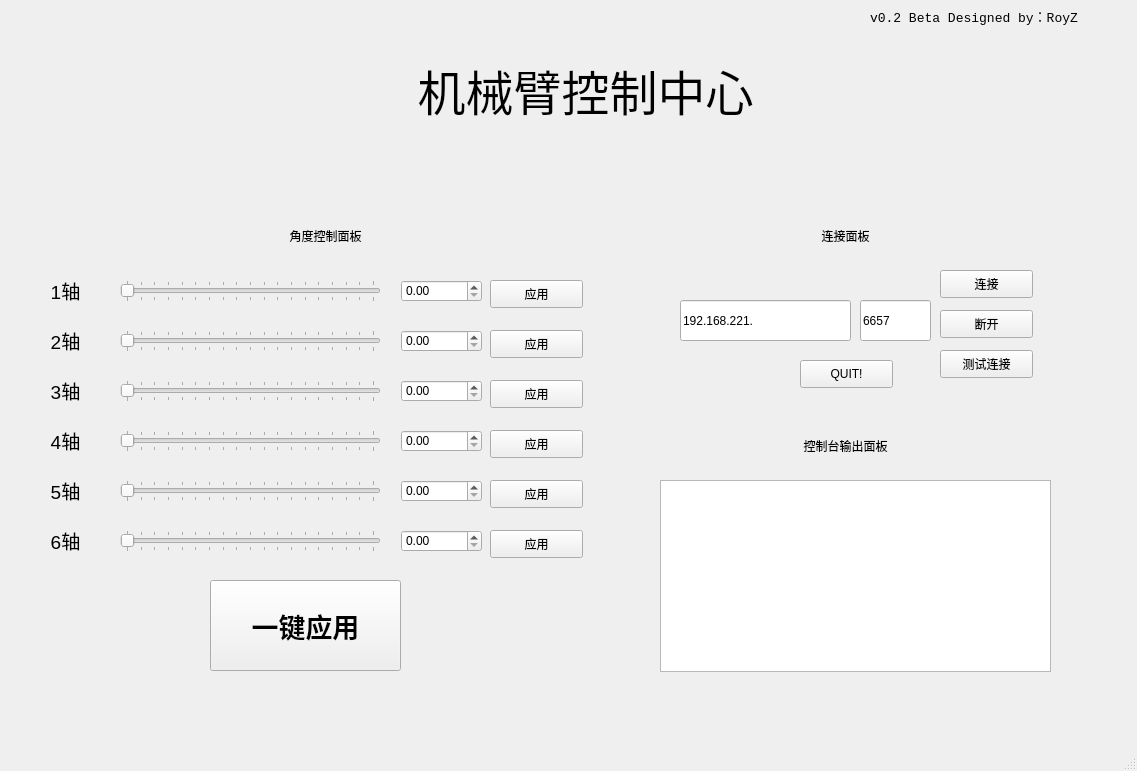
First picture: the form in QT-UI/mainwindow.ui, repository RoyZ-iwnl/Robot-Arm-Practice-2024, before the edit.
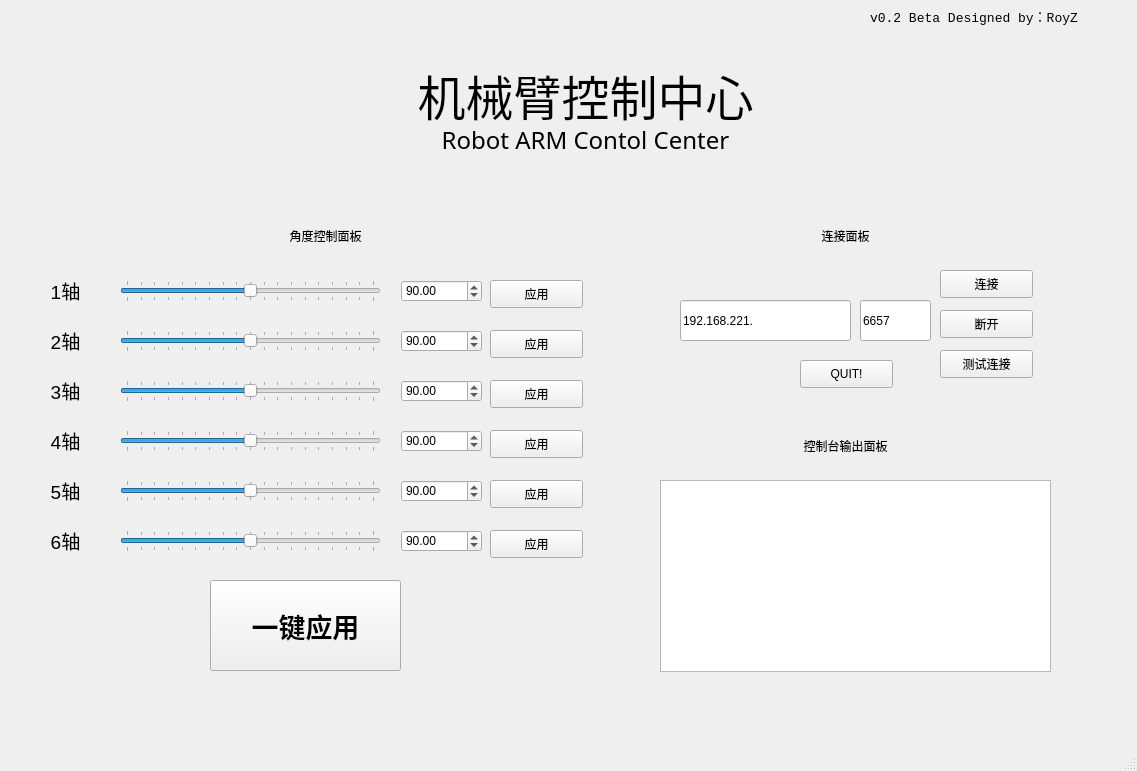
Second picture: the form after the edit.

The edit to the form file:
```diff
--- a/QT-UI/mainwindow.ui
+++ b/QT-UI/mainwindow.ui
@@ -76,6 +76,9 @@
     <property name="maximum">
      <number>180</number>
     </property>
+    <property name="value">
+     <number>90</number>
+    </property>
     <property name="orientation">
      <enum>Qt::Horizontal</enum>
     </property>
@@ -124,6 +127,9 @@
     <property name="maximum">
      <number>180</number>
     </property>
+    <property name="value">
+     <number>90</number>
+    </property>
     <property name="orientation">
      <enum>Qt::Horizontal</enum>
     </property>
@@ -143,6 +149,9 @@
     <property name="maximum">
      <number>180</number>
     </property>
+    <property name="value">
+     <number>90</number>
+    </property>
     <property name="orientation">
      <enum>Qt::Horizontal</enum>
     </property>
@@ -199,6 +208,9 @@
     <property name="singleStep">
      <double>0.100000000000000</double>
     </property>
+    <property name="value">
+     <double>90.000000000000000</double>
+    </property>
    </widget>
    <widget class="QPushButton" name="ButtonSend1">
     <property name="geometry">
@@ -293,6 +305,9 @@
     <property name="singleStep">
      <double>0.100000000000000</double>
     </property>
+    <property name="value">
+     <double>90.000000000000000</double>
+    </property>
    </widget>
    <widget class="QLabel" name="label_7">
     <property name="geometry">
@@ -363,7 +378,7 @@
      <string>机械臂控制中心</string>
     </property>
     <property name="textFormat">
-     <enum>Qt::PlainText</enum>
+     <enum>Qt::RichText</enum>
     </property>
     <property name="alignment">
      <set>Qt::AlignCenter</set>
@@ -418,6 +433,9 @@
     <property name="singleStep">
      <double>0.100000000000000</double>
     </property>
+    <property name="value">
+     <double>90.000000000000000</double>
+    </property>
    </widget>
    <widget class="QDoubleSpinBox" name="spinBox5">
     <property name="geometry">
@@ -434,6 +452,9 @@
     <property name="singleStep">
      <double>0.100000000000000</double>
     </property>
+    <property name="value">
+     <double>90.000000000000000</double>
+    </property>
    </widget>
    <widget class="QLineEdit" name="LineEditPORT">
     <property name="geometry">
@@ -476,6 +497,9 @@
     <property name="singleStep">
      <double>0.100000000000000</double>
     </property>
+    <property name="value">
+     <double>90.000000000000000</double>
+    </property>
    </widget>
    <widget class="QSlider" name="slider1">
     <property name="geometry">
@@ -489,6 +513,9 @@
     <property name="maximum">
      <number>180</number>
     </property>
+    <property name="value">
+     <number>90</number>
+    </property>
     <property name="orientation">
      <enum>Qt::Horizontal</enum>
     </property>
@@ -508,6 +535,9 @@
     <property name="maximum">
      <number>180</number>
     </property>
+    <property name="value">
+     <number>90</number>
+    </property>
     <property name="orientation">
      <enum>Qt::Horizontal</enum>
     </property>
@@ -575,6 +605,9 @@
     <property name="singleStep">
      <double>0.100000000000000</double>
     </property>
+    <property name="value">
+     <double>90.000000000000000</double>
+    </property>
    </widget>
    <widget class="QSlider" name="slider5">
     <property name="geometry">
@@ -588,6 +621,9 @@
     <property name="maximum">
      <number>180</number>
     </property>
+    <property name="value">
+     <number>90</number>
+    </property>
     <property name="orientation">
      <enum>Qt::Horizontal</enum>
     </property>
@@ -640,6 +676,31 @@
      <string>QUIT!</string>
     </property>
    </widget>
+   <widget class="QLabel" name="label_12">
+    <property name="geometry">
+     <rect>
+      <x>350</x>
+      <y>110</y>
+      <width>471</width>
+      <height>61</height>
+     </rect>
+    </property>
+    <property name="font">
+     <font>
+      <family>Futura ICG</family>
+      <pointsize>18</pointsize>
+     </font>
+    </property>
+    <property name="text">
+     <string>Robot ARM Contol Center</string>
+    </property>
+    <property name="textFormat">
+     <enum>Qt::RichText</enum>
+    </property>
+    <property name="alignment">
+     <set>Qt::AlignCenter</set>
+    </property>
+   </widget>
   </widget>
   <widget class="QStatusBar" name="statusbar"/>
  </widget>
```
